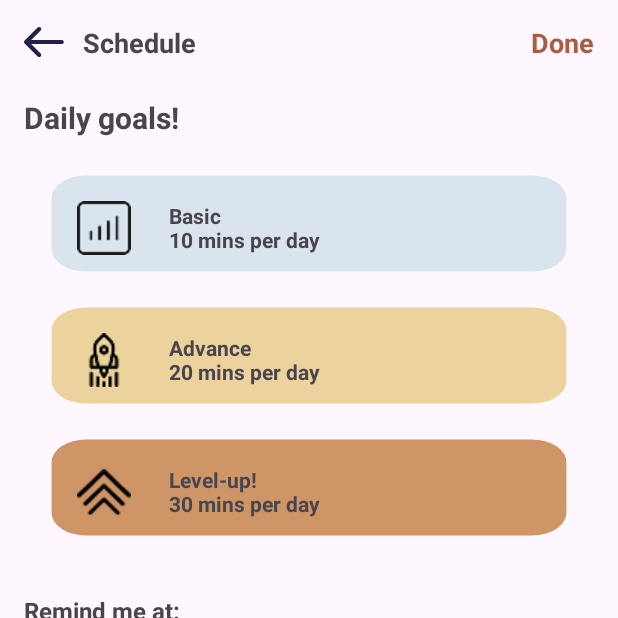
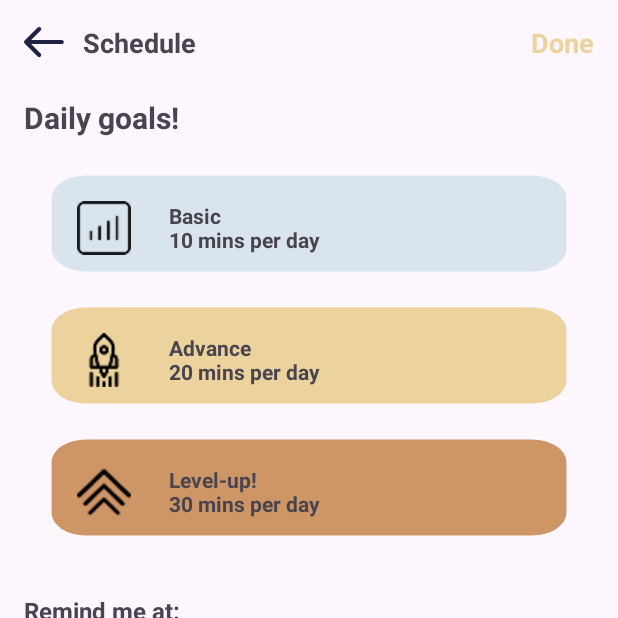
Before and after one commit to Trengmeri/AppTiengAnh, an Android app: the ScheduleActivity screen opened directly, with no data from a screen before it, on a phone screen of 412 x 824 dp, the top half of it. Run offline under Robolectric (Android 15) with nearby library versions, the phone set to English and light mode, and no system bars.

Commit message:
schedule

```diff
--- a/app/src/main/java/com/example/test/ui/ScheduleActivity.java
+++ b/app/src/main/java/com/example/test/ui/ScheduleActivity.java
@@ -327,6 +327,7 @@ public class ScheduleActivity extends AppCompatActivity {
     private void validateSchedule() {
         List<Schedule> schedules = gatherScheduleData();
         Done.setEnabled(!schedules.isEmpty());
+        Done.setTextColor((getResources().getColor(R.color.btncolor)));
     }
 
 
--- a/app/src/main/res/layout/activity_schedule.xml
+++ b/app/src/main/res/layout/activity_schedule.xml
@@ -38,7 +38,7 @@
             android:layout_weight="2"
             android:text="Done"
             android:textStyle="bold"
-            android:textColor="@color/btncolor"
+            android:textColor="#ECD29C"
             android:textSize="18sp"
             android:gravity="end" />
 
```
